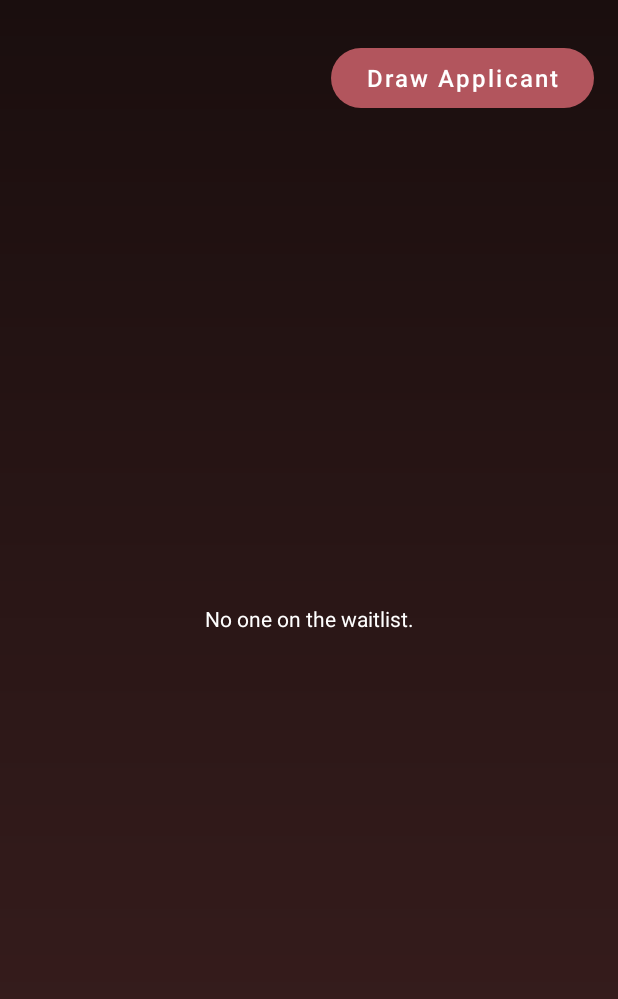
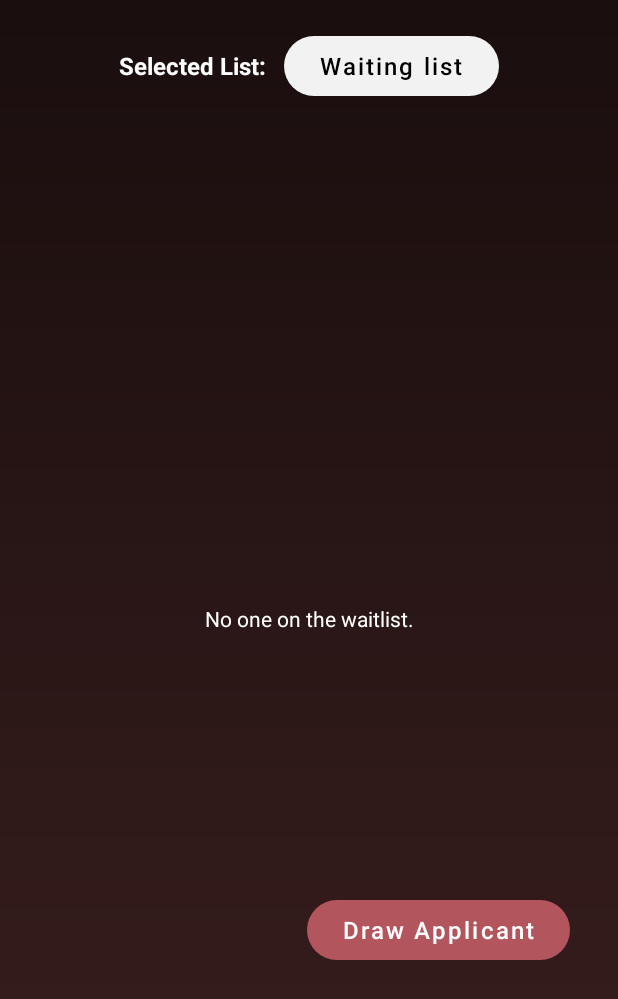
Before and after one commit to CMPUT301F25treees/treees-rootss, an Android app: the fragment OEventListFrag placed in its activity, on a phone screen of 412 x 824 dp. Shown: the top 999 px of the screen. Run offline under Robolectric (Android 15) with nearby library versions, the phone set to English and light mode, and no system bars; our stand-ins replace Firebase (no records; nobody signed in at launch, a user with empty details on screens opened directly), navigation-ui; libraries missing offline, so code that uses them is left out: com.journeyapps.barcodescanner.

Commit message:
Completed US 02.06.03

```diff
--- a/app/src/main/java/com/example/myapplication/features/organizer/OEventWaitlistAdapter.java
+++ b/app/src/main/java/com/example/myapplication/features/organizer/OEventListAdapter.java
@@ -13,7 +13,7 @@ import com.example.myapplication.R;
 import java.util.ArrayList;
 import java.util.List;
 
-public class OEventWaitlistAdapter extends RecyclerView.Adapter<OEventWaitlistAdapter.NameVH> {
+public class OEventListAdapter extends RecyclerView.Adapter<OEventListAdapter.NameVH> {
 
     private final List<String> names = new ArrayList<>();
 
--- a/app/src/main/java/com/example/myapplication/features/organizer/OEventWaitlistFrag.java
+++ b/app/src/main/java/com/example/myapplication/features/organizer/OEventListFrag.java
@@ -9,6 +9,7 @@ import android.widget.Toast;
 
 import androidx.annotation.NonNull;
 import androidx.annotation.Nullable;
+import androidx.appcompat.widget.PopupMenu;
 import androidx.fragment.app.Fragment;
 import androidx.recyclerview.widget.DividerItemDecoration;
 import androidx.recyclerview.widget.LinearLayoutManager;
@@ -17,9 +18,7 @@ import androidx.recyclerview.widget.RecyclerView;
 import com.example.myapplication.R;
 import com.example.myapplication.data.firebase.FirebaseEventRepository;
 import com.google.android.material.button.MaterialButton;
-import com.google.firebase.firestore.DocumentReference;
 import com.google.firebase.firestore.DocumentSnapshot;
-import com.google.firebase.firestore.FieldValue;
 import com.google.firebase.firestore.FirebaseFirestore;
 
 import java.util.ArrayList;
@@ -31,7 +30,14 @@ import java.util.Random;
 import java.util.Set;
 import java.util.concurrent.atomic.AtomicInteger;
 
-public class OEventWaitlistFrag extends Fragment {
+public class OEventListFrag extends Fragment {
+
+    private static final String FIELD_WAITING = "waiting";
+    private static final String FIELD_FINAL   = "final";   // change if your field is named differently
+
+    private enum ListMode { WAITING, FINAL }
+
+    private ListMode currentMode = ListMode.WAITING;
 
     private String eventId;
     private String notificationDocId;
@@ -41,14 +47,14 @@ public class OEventWaitlistFrag extends Fragment {
     private RecyclerView waitlistRecycler;
     private TextView emptyState;
     private MaterialButton drawBtn;
+    private MaterialButton btnEvent;
 
-    private OEventWaitlistAdapter adapter;
+    private OEventListAdapter adapter;
 
     private final FirebaseFirestore db = FirebaseFirestore.getInstance();
     private final Random rng = new Random();
 
-    // Data
-    private final List<String> waitingUids = new ArrayList<>();
+    private final List<String> currentUids = new ArrayList<>();
     private final Map<String, String> nameByUid = new HashMap<>();
 
     private long capacity = Long.MAX_VALUE;
@@ -71,21 +77,53 @@ public class OEventWaitlistFrag extends Fragment {
         waitlistRecycler = view.findViewById(R.id.waitlistRecycler);
         emptyState       = view.findViewById(R.id.emptyState);
         drawBtn          = view.findViewById(R.id.btnDraw);
+        btnEvent         = view.findViewById(R.id.btnEvent);
 
         waitlistRecycler.setLayoutManager(new LinearLayoutManager(requireContext()));
         waitlistRecycler.addItemDecoration(new DividerItemDecoration(requireContext(), DividerItemDecoration.VERTICAL));
 
-        adapter = new OEventWaitlistAdapter();
+        adapter = new OEventListAdapter();
         waitlistRecycler.setAdapter(adapter);
 
+        // Initial UI state
+        updateListSelectorButton();
         showEmpty();
 
         if (eventId != null) {
             loadEventMeta();
-            loadWaitlist();
+            loadListForCurrentMode();
         }
 
         drawBtn.setOnClickListener(v -> drawApplicants());
+
+        btnEvent.setOnClickListener(v -> showListChooser());
+    }
+
+    private void showListChooser() {
+        PopupMenu menu = new PopupMenu(requireContext(), btnEvent);
+        menu.getMenu().add(0, 1, 0, "Waiting list");
+        menu.getMenu().add(0, 2, 1, "Final list");
+
+        menu.setOnMenuItemClickListener(item -> {
+            int id = item.getItemId();
+            ListMode chosen = (id == 1) ? ListMode.WAITING : ListMode.FINAL;
+            if (chosen != currentMode) {
+                currentMode = chosen;
+                updateListSelectorButton();
+                loadListForCurrentMode();
+            }
+            return true;
+        });
+
+        menu.show();
+    }
+
+    private void updateListSelectorButton() {
+        if (btnEvent == null) return;
+        String label = (currentMode == ListMode.WAITING) ? "Waiting list" : "Final list";
+        btnEvent.setText(label);
+
+        drawBtn.setVisibility(currentMode == ListMode.WAITING ? View.VISIBLE : View.GONE);
     }
 
     private void loadEventMeta() {
@@ -106,7 +144,7 @@ public class OEventWaitlistFrag extends Fragment {
                 });
     }
 
-    private void loadWaitlist() {
+    private void loadListForCurrentMode() {
         final int myEpoch = ++dataEpoch;
 
         db.collection("notificationList")
@@ -117,7 +155,7 @@ public class OEventWaitlistFrag extends Fragment {
                     if (myEpoch != dataEpoch) return;
 
                     if (query.isEmpty()) {
-                        waitingUids.clear();
+                        currentUids.clear();
                         nameByUid.clear();
                         applyNames(myEpoch, new ArrayList<>());
                         notificationDocId = null;
@@ -127,30 +165,38 @@ public class OEventWaitlistFrag extends Fragment {
                     DocumentSnapshot doc = query.getDocuments().get(0);
                     notificationDocId = doc.getId();
 
+                    String field = (currentMode == ListMode.WAITING) ? FIELD_WAITING : FIELD_FINAL;
+
                     @SuppressWarnings("unchecked")
-                    List<String> waitingIds = (List<String>) doc.get("waiting");
+                    List<String> ids = (List<String>) doc.get(field);
 
-                    if (waitingIds == null || waitingIds.isEmpty()) {
-                        waitingUids.clear();
+                    if (ids == null || ids.isEmpty()) {
+                        currentUids.clear();
                         nameByUid.clear();
                         applyNames(myEpoch, new ArrayList<>());
                         return;
                     }
 
-                    Set<String> uniqueOrdered = new LinkedHashSet<>(waitingIds);
-                    waitingUids.clear();
-                    waitingUids.addAll(uniqueOrdered);
+                    // keep insertion order but drop duplicates
+                    Set<String> uniqueOrdered = new LinkedHashSet<>(ids);
+                    currentUids.clear();
+                    currentUids.addAll(uniqueOrdered);
 
-                    fetchUserNames(myEpoch, new ArrayList<>(waitingUids));
+                    fetchUserNames(myEpoch, new ArrayList<>(currentUids));
                 })
                 .addOnFailureListener(e -> {
                     if (!isAdded()) return;
-                    Toast.makeText(requireContext(), "Failed to load waitlist.", Toast.LENGTH_SHORT).show();
+                    Toast.makeText(requireContext(), "Failed to load list.", Toast.LENGTH_SHORT).show();
                 });
     }
 
     private void fetchUserNames(int epoch, List<String> userIds) {
         nameByUid.clear();
+
+        if (userIds.isEmpty()) {
+            applyNames(epoch, new ArrayList<>());
+            return;
+        }
 
         AtomicInteger done = new AtomicInteger(0);
         int total = userIds.size();
@@ -176,9 +222,8 @@ public class OEventWaitlistFrag extends Fragment {
     }
 
     private void applyCurrentMapping(int epoch) {
-
-        List<String> names = new ArrayList<>(waitingUids.size());
-        for (String uid : waitingUids) {
+        List<String> names = new ArrayList<>(currentUids.size());
+        for (String uid : currentUids) {
             names.add(nameByUid.getOrDefault(uid, uid));
         }
         applyNames(epoch, names);
@@ -197,24 +242,44 @@ public class OEventWaitlistFrag extends Fragment {
     private void applyNames(int epoch, List<String> names) {
         if (epoch != dataEpoch || !isAdded()) return;
         adapter.setNames(names);
+
         waitlistRecycler.setVisibility(View.VISIBLE);
-        emptyState.setVisibility(names.isEmpty() ? View.VISIBLE : View.GONE);
-        drawBtn.setEnabled(!waitingUids.isEmpty());
+
+        boolean empty = names.isEmpty();
+        emptyState.setVisibility(empty ? View.VISIBLE : View.GONE);
+        emptyState.setText(
+                (currentMode == ListMode.WAITING)
+                        ? "No one on the waitlist."
+                        : "No one on the final list."
+        );
+
+        // Draw button only enabled when showing non-empty waiting list
+        boolean enableDraw = (currentMode == ListMode.WAITING) && !currentUids.isEmpty();
+        drawBtn.setEnabled(enableDraw);
     }
 
     private void showEmpty() {
         if (!isAdded()) return;
         waitlistRecycler.setVisibility(View.VISIBLE);
         emptyState.setVisibility(View.VISIBLE);
+        emptyState.setText(
+                (currentMode == ListMode.WAITING)
+                        ? "No one on the waitlist."
+                        : "No one on the final list."
+        );
         drawBtn.setEnabled(false);
     }
 
     private void drawApplicants() {
+        if (currentMode != ListMode.WAITING) {
+            Toast.makeText(requireContext(), "Switch to the Waiting list to draw.", Toast.LENGTH_SHORT).show();
+            return;
+        }
         if (notificationDocId == null) {
             Toast.makeText(requireContext(), "Waitlist not loaded yet.", Toast.LENGTH_SHORT).show();
             return;
         }
-        if (waitingUids.isEmpty()) {
+        if (currentUids.isEmpty()) {
             Toast.makeText(requireContext(), "No one is on the waitlist.", Toast.LENGTH_SHORT).show();
             return;
         }
@@ -239,16 +304,14 @@ public class OEventWaitlistFrag extends Fragment {
 
         eventRepo.runLottery(
                 eventId,
-                eventName,                          // ✅ pass the name we ensured
-                new ArrayList<>(waitingUids),
+                eventName,
+                new ArrayList<>(currentUids), // pulling from waiting list (enforced above)
                 toSelect,
-                selectedCount -> {
-                    Toast.makeText(
-                            requireContext(),
-                            "Invited " + selectedCount + " user(s). Notifications sent for \"" + eventName + "\".",
-                            Toast.LENGTH_LONG
-                    ).show();
-                },
+                selectedCount -> Toast.makeText(
+                        requireContext(),
+                        "Invited " + selectedCount + " user(s). Notifications sent for \"" + eventName + "\".",
+                        Toast.LENGTH_LONG
+                ).show(),
                 e -> Toast.makeText(
                         requireContext(),
                         "Draw failed: " + e.getMessage(),
@@ -256,6 +319,4 @@ public class OEventWaitlistFrag extends Fragment {
                 ).show()
         );
     }
-
-
 }
--- a/app/src/main/java/com/example/myapplication/features/organizer/OProfileFrag.java
+++ b/app/src/main/java/com/example/myapplication/features/organizer/OProfileFrag.java
@@ -167,7 +167,7 @@ public class OProfileFrag extends Fragment {
         firestore.collection("events")
                 .whereEqualTo(fieldName, uid)
                 .get();
-    }
+}
 
 
     /**
--- a/app/src/main/res/layout/fragment_o_event_waitlist.xml
+++ b/app/src/main/res/layout/fragment_o_event_waitlist.xml
@@ -5,12 +5,54 @@
     android:layout_height="match_parent"
     xmlns:tools="http://schemas.android.com/tools"
     android:background="@drawable/bg_login_gradient">
+    <LinearLayout
+        android:id="@+id/currentlyContainer"
+        android:layout_width="wrap_content"
+        android:layout_height="wrap_content"
+        android:layout_marginTop="24dp"
+        android:gravity="center_vertical"
+        android:orientation="horizontal"
+        app:layout_constraintEnd_toEndOf="parent"
+        app:layout_constraintStart_toStartOf="parent"
+        app:layout_constraintTop_toTopOf="parent">
+
+        <TextView
+            android:id="@+id/tvCurrently"
+            android:layout_width="wrap_content"
+            android:layout_height="wrap_content"
+            android:text="Selected List:"
+            android:textColor="@android:color/white"
+            android:textSize="16sp"
+            android:textStyle="bold" />
+
+        <com.google.android.material.button.MaterialButton
+            android:id="@+id/btnEvent"
+            style="@style/Widget.MaterialComponents.Button"
+            android:layout_width="wrap_content"
+            android:layout_height="@dimen/profile_role_button_height"
+            android:layout_marginStart="12dp"
+            android:gravity="center"
+            android:insetLeft="0dp"
+            android:insetTop="0dp"
+            android:insetRight="0dp"
+            android:insetBottom="0dp"
+            android:minWidth="0dp"
+            android:minHeight="0dp"
+            android:paddingStart="24dp"
+            android:paddingEnd="24dp"
+            android:text="Please Select One"
+            android:textAllCaps="false"
+            android:textColor="@android:color/black"
+            android:textSize="16sp"
+            app:backgroundTint="@color/profile_card_gray"
+            app:cornerRadius="24dp" />
+    </LinearLayout>
 
     <androidx.recyclerview.widget.RecyclerView
         android:id="@+id/waitlistRecycler"
         android:layout_width="0dp"
         android:layout_height="0dp"
-        android:layout_marginTop="24dp"
+        android:layout_marginTop="75dp"
         android:clipToPadding="false"
         android:padding="8dp"
         app:layout_constraintBottom_toBottomOf="parent"
@@ -37,8 +79,8 @@
         style="@style/Widget.MaterialComponents.Button"
         android:layout_width="wrap_content"
         android:layout_height="@dimen/profile_role_button_height"
-        android:layout_marginTop="32dp"
-        android:layout_marginEnd="16dp"
+        android:layout_marginEnd="32dp"
+        android:layout_marginBottom="184dp"
         android:gravity="center"
         android:insetLeft="0dp"
         android:insetTop="0dp"
@@ -54,8 +96,8 @@
         android:textSize="16sp"
         app:backgroundTint="@color/profile_role_rouge"
         app:cornerRadius="24dp"
-        app:layout_constraintEnd_toEndOf="parent"
-        app:layout_constraintTop_toTopOf="parent" />
+        app:layout_constraintBottom_toBottomOf="parent"
+        app:layout_constraintEnd_toEndOf="parent" />
 
 
 </androidx.constraintlayout.widget.ConstraintLayout>
--- a/app/src/main/res/navigation/mobile_navigation.xml
+++ b/app/src/main/res/navigation/mobile_navigation.xml
@@ -137,7 +137,7 @@
 
     <fragment
         android:id="@+id/navigation_organizer_waitlist"
-        android:name="com.example.myapplication.features.organizer.OEventWaitlistFrag"
+        android:name="com.example.myapplication.features.organizer.OEventListFrag"
         tools:layout="@layout/fragment_o_event_waitlist">
         <argument
             android:name="eventId"
```
